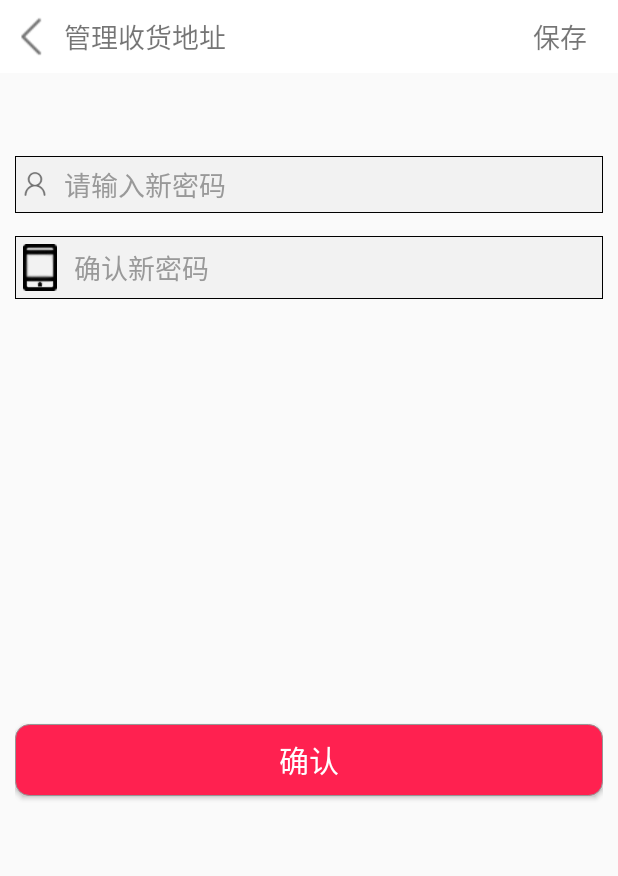
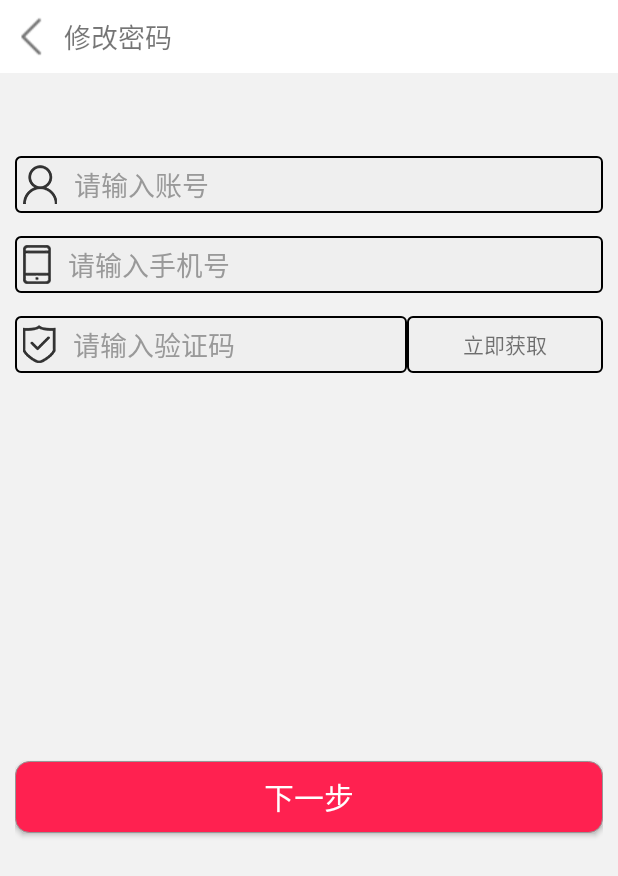
Before and after one commit to Cchenbin/Graduation-Project, an Android app: the ForgetActivity screen opened directly, with no data from a screen before it, on a phone screen of 412 x 824 dp. Shown: the top 876 px of the screen. Run offline under Robolectric (Android 15) with nearby library versions, the phone set to English and light mode, and no system bars.

Commit message:
添加了一些新页面

```diff
--- a/app/src/main/java/com/specialty/administrator/specialty/ForgetActivity.java
+++ b/app/src/main/java/com/specialty/administrator/specialty/ForgetActivity.java
@@ -1,14 +1,79 @@
 package com.specialty.administrator.specialty;
 
+import android.app.Activity;
+import android.content.Intent;
 import android.os.Bundle;
-import android.app.Activity;
+import android.os.CountDownTimer;
+import android.view.View;
+import android.widget.Button;
+import android.widget.ImageView;
+import android.widget.TextView;
 
-public class ForgetActivity extends Activity {
+import com.specialty.administrator.me.PasswordActivity;
+
+public class ForgetActivity extends Activity implements View.OnClickListener {
+    private TextView verification;
 
     @Override
     protected void onCreate(Bundle savedInstanceState) {
         super.onCreate(savedInstanceState);
         setContentView(R.layout.forget);
+        initView();
     }
 
+    private void initView() {
+        TextView tv1 = findViewById(R.id.top_all_textView1);
+        tv1.setText("修改密码");
+        TextView tv2 = findViewById(R.id.top_all_textView2);
+        tv2.setVisibility(View.INVISIBLE);
+        ImageView back = findViewById(R.id.top_all_ImageView);
+        back.setOnClickListener(this);
+        verification = findViewById(R.id.verification);
+        verification.setOnClickListener(this);
+        Button next = findViewById(R.id.next);
+        next.setOnClickListener(this);
+    }
+
+    //复写倒计时
+    private class MyCountDownTimer extends CountDownTimer {
+
+        public MyCountDownTimer(long millisInFuture, long countDownInterval) {
+            super(millisInFuture, countDownInterval);
+        }
+
+        //计时过程
+        @Override
+        public void onTick(long l) {
+            //防止计时过程中重复点击
+            verification.setClickable(false);
+            verification.setText(l / 1000 + "s");
+
+        }
+
+        //计时完毕的方法
+        @Override
+        public void onFinish() {
+            //重新给Button设置文字
+            verification.setText("重新获取验证码");
+            //设置可点击
+            verification.setClickable(true);
+        }
+    }
+
+    @Override
+    public void onClick(View view) {
+        final MyCountDownTimer myCountDownTimer = new MyCountDownTimer(60000, 1000);
+        switch (view.getId()) {
+            case R.id.verification:
+                myCountDownTimer.start();
+                break;
+            case R.id.next:
+                Intent next = new Intent(ForgetActivity.this, PasswordActivity.class);
+                startActivity(next);
+                break;
+            case R.id.top_all_ImageView:
+                finish();
+            default:
+        }
+    }
 }
--- a/app/src/main/java/com/specialty/administrator/specialty/login.java
+++ b/app/src/main/java/com/specialty/administrator/specialty/login.java
@@ -42,6 +42,10 @@ public class login extends Activity implements View.OnClickListener {
                     Intent log = new Intent(login.this,MainActivity.class);
                     startActivity(log);
                 }
+                break;
+            case R.id.log_forget:
+                Intent forget = new Intent(login.this,ForgetActivity.class);
+                startActivity(forget);
             default:
         }
     }
--- a/app/src/main/res/drawable/password.xml
+++ b/app/src/main/res/drawable/password.xml
@@ -1,17 +1,14 @@
 <?xml version="1.0" encoding="utf-8"?>
-<shape xmlns:android="http://schemas.android.com/apk/res/android"
-       android:shape="rectangle" >
-
-    <padding
-        android:bottom="0dp"
-        android:left="0dp"
-        android:right="0dp"
-        android:top="0dp" />
-
+<shape
+    xmlns:android="http://schemas.android.com/apk/res/android"
+    android:shape="rectangle">
+    <solid
+        android:color="#EFEFEF"/>
+    <corners
+        android:radius="3dip"
+        />
     <stroke
-        android:width="1px"
-        android:color="#000000" />
-
-    <solid android:color="#f2f2f2" />
+        android:width="2px"
+        android:color="#000000"/>
 
 </shape>
--- a/app/src/main/res/layout/forget.xml
+++ b/app/src/main/res/layout/forget.xml
@@ -4,6 +4,7 @@
     xmlns:tools="http://schemas.android.com/tools"
     android:layout_width="match_parent"
     android:layout_height="match_parent"
+    android:background="@color/colorLine"
     tools:context="com.specialty.administrator.specialty.ForgetActivity">
 
     <include
@@ -11,13 +12,17 @@
         layout="@layout/top_all"/>
 
     <LinearLayout
-        android:layout_below="@id/forget_top"
         android:layout_width="match_parent"
         android:layout_height="match_parent"
         android:layout_alignParentStart="true"
+        android:layout_below="@id/forget_top"
         android:layout_marginTop="40dp"
         android:orientation="vertical"
         android:padding="10dp">
+
+        <LinearLayout
+            android:layout_width="match_parent"
+            android:layout_height="wrap_content">
 
             <EditText
                 android:layout_width="match_parent"
@@ -26,32 +31,68 @@
                 android:background="@drawable/password"
                 android:drawablePadding="11dp"
                 android:drawableStart="@mipmap/account"
-            android:hint="@string/center_newpassword"
+                android:hint="@string/center_accont"
                 android:padding="5dp"
                 android:textColorHint="@color/colorLogisicsText"/>
+        </LinearLayout>
+
+        <LinearLayout
+            android:layout_width="match_parent"
+            android:layout_height="wrap_content">
 
             <EditText
                 android:id="@+id/editText2"
                 android:layout_width="match_parent"
-            android:layout_height="wrap_content"
+                android:layout_height="match_parent"
                 android:layout_marginTop="15dp"
                 android:background="@drawable/password"
                 android:drawablePadding="11dp"
                 android:drawableStart="@mipmap/phone"
-            android:hint="@string/center_confirm_password"
+                android:hint="@string/center_phone"
                 android:padding="5dp"
                 android:textColorHint="@color/colorLogisicsText"/>
+        </LinearLayout>
+
+        <LinearLayout
+            android:layout_width="match_parent"
+            android:layout_height="wrap_content">
+
+            <EditText
+                android:id="@+id/editText3"
+                android:layout_width="0dp"
+                android:layout_height="match_parent"
+                android:layout_marginTop="15dp"
+                android:layout_weight="1"
+                android:background="@drawable/password"
+                android:drawablePadding="11dp"
+                android:drawableStart="@mipmap/verification"
+                android:hint="@string/center_verification"
+                android:padding="5dp"
+                android:textColorHint="@color/colorLogisicsText"/>
+
+            <TextView
+                android:id="@+id/verification"
+                android:layout_width="0dp"
+                android:layout_height="match_parent"
+                android:layout_marginTop="15dp"
+                android:layout_weight="0.5"
+                android:background="@drawable/password"
+                android:gravity="center"
+                android:padding="5dp"
+                android:text="@string/getitnow"/>
+        </LinearLayout>
 
         <LinearLayout
             android:layout_width="match_parent"
             android:layout_height="match_parent">
 
             <Button
+                android:id="@+id/next"
                 android:layout_width="match_parent"
                 android:layout_height="wrap_content"
                 android:layout_gravity="center"
                 android:background="@drawable/button_back"
-                android:text="@string/order_confirm"
+                android:text="@string/next"
                 android:textColor="@color/colorWhite"
                 android:textSize="@dimen/text_size_x"/>
         </LinearLayout>
--- a/app/src/main/res/layout/orcer_confirm.xml
+++ b/app/src/main/res/layout/orcer_confirm.xml
@@ -15,13 +15,13 @@
         android:layout_width="match_parent"
         android:layout_height="wrap_content"
         android:layout_alignParentBottom="true"
-        android:layout_marginStart="10dp"
         android:orientation="horizontal">
 
         <TextView
             android:id="@+id/cart_all"
             android:layout_width="0dp"
             android:layout_height="match_parent"
+            android:layout_marginStart="10dp"
             android:layout_weight="1"
             android:gravity="center|start"
             android:text="@string/cart_all_money"
@@ -31,7 +31,6 @@
             android:id="@+id/tv_cart_buy_or_del"
             android:layout_width="80dp"
             android:layout_height="wrap_content"
-            android:layout_marginEnd="10dp"
             android:background="@color/colorRed"
             android:gravity="center"
             android:padding="10dp"
--- a/app/src/main/res/values/strings.xml
+++ b/app/src/main/res/values/strings.xml
@@ -124,6 +124,11 @@
     <string name="center_password">登录密码</string>
     <string name="center_newpassword">请输入新密码</string>
     <string name="center_confirm_password">确认新密码</string>
+    <string name="center_accont">请输入账号</string>
+    <string name="center_phone">请输入手机号 </string>
+    <string name="center_verification">请输入验证码</string>
+    <string name="getitnow">立即获取</string>
+    <string name="next">下一步</string>
     <!--登录界面-->
     <string name="log_account">请输入登录账号</string>
     <string name="log_pwd">请输入密码</string>
@@ -176,5 +181,7 @@
     <string name="title_activity_choose_taste">ChooseTasteActivity</string>
     <string name="title_activity_password">PasswordActivity</string>
     <string name="title_activity_forget">ForgetActivity</string>
+    <string name="title_activity_verify_phone">VerifyPhoneActivity</string>
+    <string name="title_activity_evaluationeadit">evaluationeadit</string>
 
 </resources>
```
Also changed, not shown: app/src/main/AndroidManifest.xml (+8 -0 lines), app/src/main/java/com/specialty/administrator/me/EditNameActivity.java (+13 -5 lines), app/src/main/java/com/specialty/administrator/me/OrderActivity.java (+8 -1 lines), app/src/main/java/com/specialty/administrator/me/evaluationeadit.java (added, +40 -0 lines), app/src/main/java/com/specialty/administrator/specialty/VerifyPhoneActivity.java (added, +14 -0 lines), app/src/main/res/layout/activity_evaluationeadit.xml (added, +43 -0 lines), app/src/main/res/layout/activity_verify_phone.xml (added, +19 -0 lines), app/src/main/res/mipmap-hdpi/account.png (added), app/src/main/res/mipmap-hdpi/phone.png (added), app/src/main/res/mipmap-hdpi/verification.png (added), app/src/main/res/mipmap-xhdpi/account.png (deleted), app/src/main/res/mipmap-xhdpi/phone.png (deleted). Lines whose indentation alone changed are shown as unchanged.
